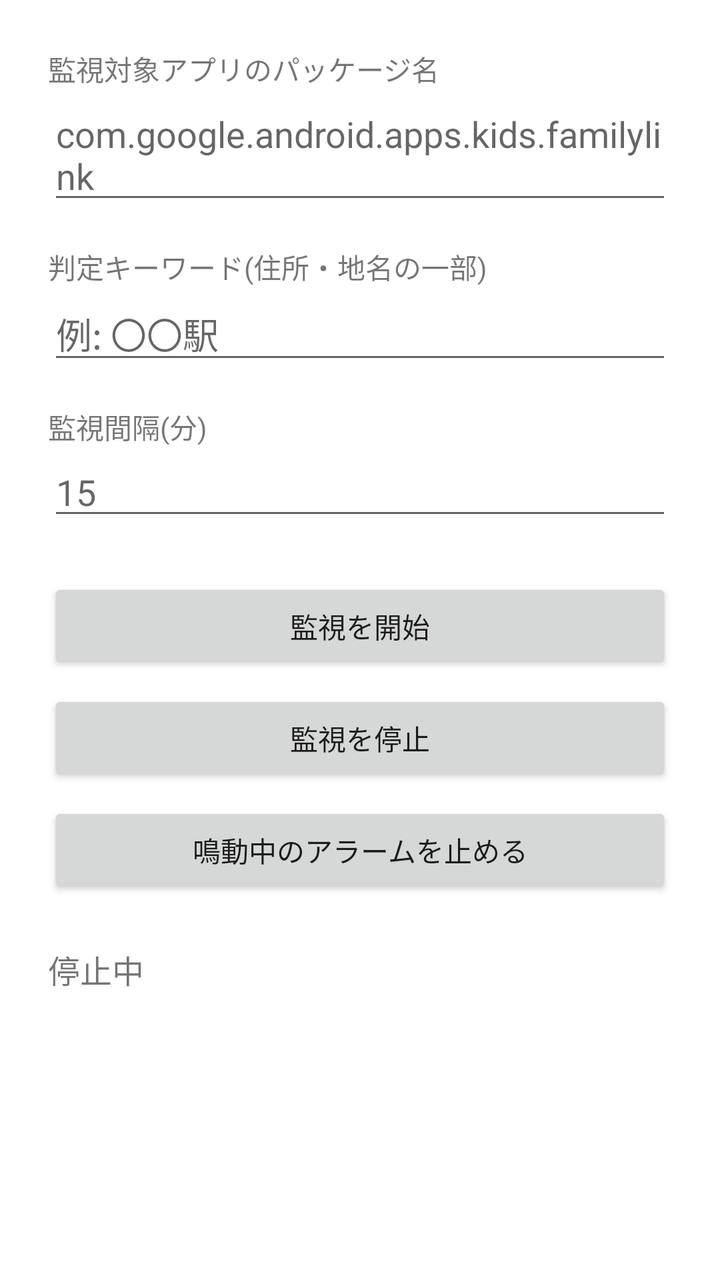
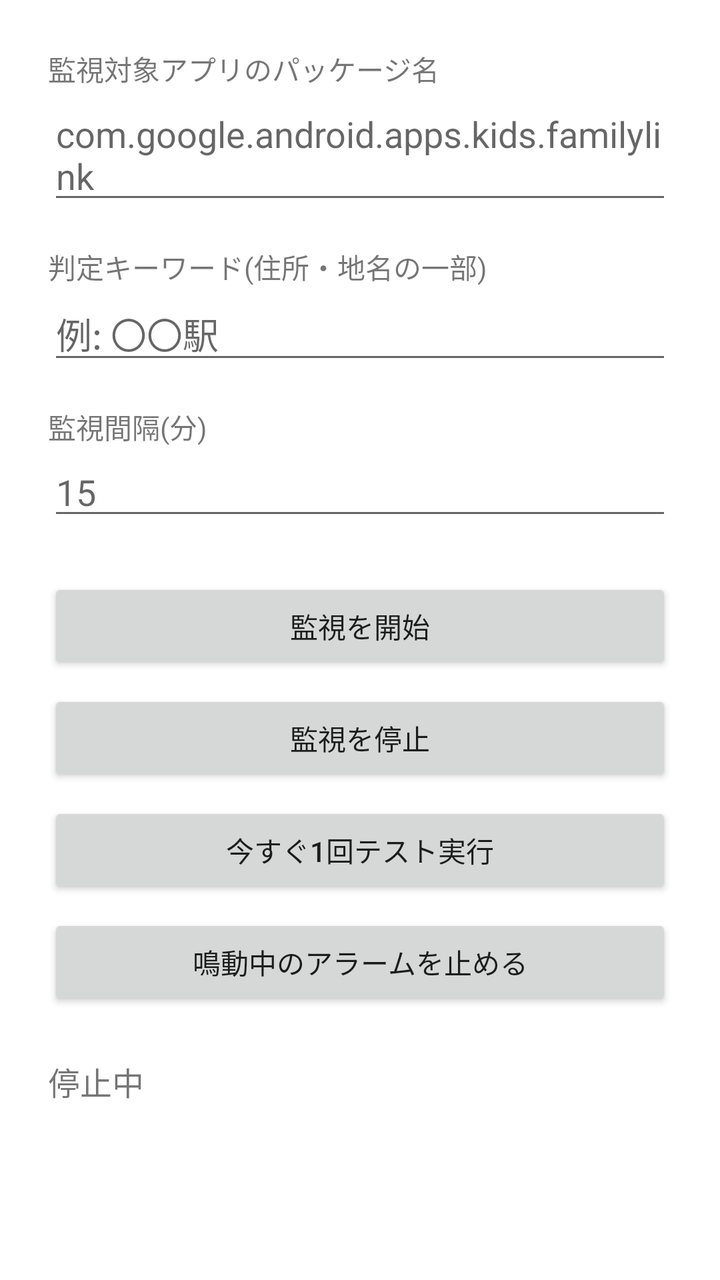

Before-and-after screenshots of an Android layout around one commit, followed by the original layout XML and the change that was made.
<!-- AndroidManifest.xml: application theme Theme.FamilyWatch -->
<!-- res/layout/activity_main.xml -->
<?xml version="1.0" encoding="utf-8"?>
<LinearLayout xmlns:android="http://schemas.android.com/apk/res/android"
    android:layout_width="match_parent"
    android:layout_height="match_parent"
    android:orientation="vertical"
    android:padding="24dp">

    <TextView
        android:layout_width="wrap_content"
        android:layout_height="wrap_content"
        android:text="監視対象アプリのパッケージ名"
        android:textSize="14sp" />

    <EditText
        android:id="@+id/editPackage"
        android:layout_width="match_parent"
        android:layout_height="wrap_content"
        android:hint="com.google.android.apps.kids.familylink" />

    <TextView
        android:layout_width="wrap_content"
        android:layout_height="wrap_content"
        android:layout_marginTop="16dp"
        android:text="判定キーワード(住所・地名の一部)"
        android:textSize="14sp" />

    <EditText
        android:id="@+id/editKeyword"
        android:layout_width="match_parent"
        android:layout_height="wrap_content"
        android:hint="例: 〇〇駅" />

    <TextView
        android:layout_width="wrap_content"
        android:layout_height="wrap_content"
        android:layout_marginTop="16dp"
        android:text="監視間隔(分)"
        android:textSize="14sp" />

    <EditText
        android:id="@+id/editInterval"
        android:layout_width="match_parent"
        android:layout_height="wrap_content"
        android:inputType="number"
        android:hint="15" />

    <Button
        android:id="@+id/btnStart"
        android:layout_width="match_parent"
        android:layout_height="wrap_content"
        android:layout_marginTop="24dp"
        android:text="監視を開始" />

    <Button
        android:id="@+id/btnStop"
        android:layout_width="match_parent"
        android:layout_height="wrap_content"
        android:layout_marginTop="8dp"
        android:text="監視を停止" />

    <Button
        android:id="@+id/btnStopAlarm"
        android:layout_width="match_parent"
        android:layout_height="wrap_content"
        android:layout_marginTop="8dp"
        android:text="鳴動中のアラームを止める" />

    <TextView
        android:id="@+id/statusText"
        android:layout_width="wrap_content"
        android:layout_height="wrap_content"
        android:layout_marginTop="24dp"
        android:text="停止中"
        android:textSize="16sp" />

</LinearLayout>
<!-- resources referenced by this layout -->
<resources>
  <style name="Theme.FamilyWatch" parent="Theme.MaterialComponents.DayNight.NoActionBar" />
</resources>

<!-- the commit's change to res/layout/activity_main.xml (unified diff, before → after) -->
@@ -59,6 +59,13 @@
         android:text="監視を停止" />
 
     <Button
+        android:id="@+id/btnTestCapture"
+        android:layout_width="match_parent"
+        android:layout_height="wrap_content"
+        android:layout_marginTop="8dp"
+        android:text="今すぐ1回テスト実行" />
+
+    <Button
         android:id="@+id/btnStopAlarm"
         android:layout_width="match_parent"
         android:layout_height="wrap_content"
